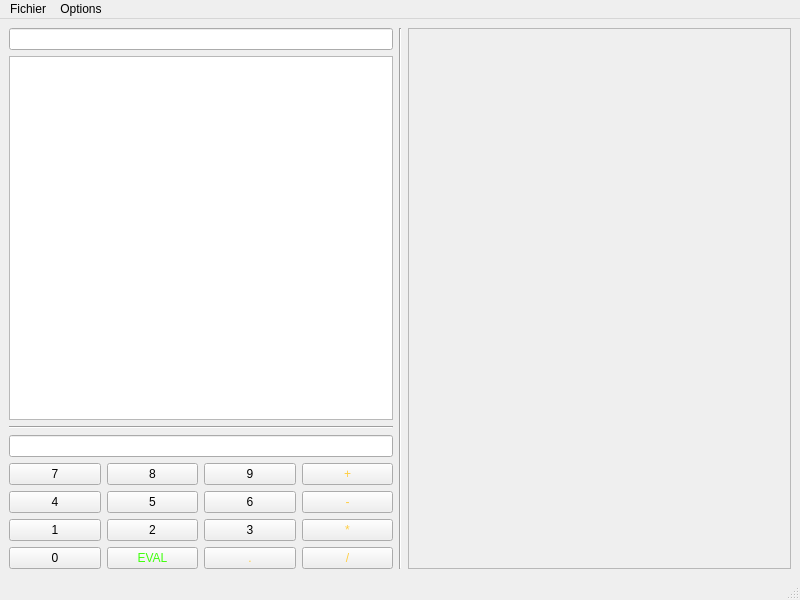
Qt form src/interface/MainWindow.ui (StephaneBranly/LO21-RPN-Calculator) before a commit.
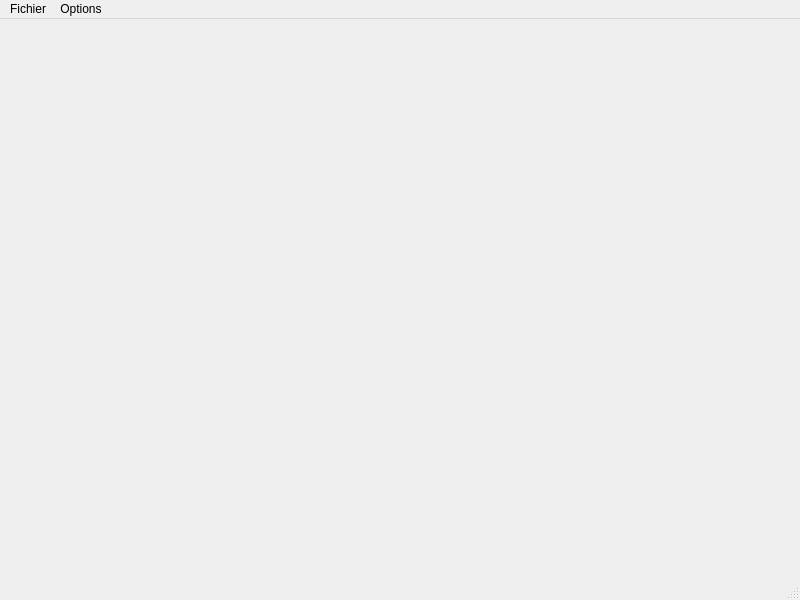
The same form after that commit.

Commit message: add: concept widgets

What changed in the file:
```diff
--- a/src/interface/MainWindow.ui
+++ b/src/interface/MainWindow.ui
@@ -18,241 +18,10 @@
     <item>
      <layout class="QHBoxLayout" name="horizontalLayout">
       <item>
-       <layout class="QVBoxLayout" name="verticalLayout_3">
-        <item>
-         <layout class="QGridLayout" name="gridLayout">
-          <item row="1" column="0">
-           <layout class="QVBoxLayout" name="verticalLayout_4">
-            <item>
-             <layout class="QVBoxLayout" name="verticalLayout_9">
-              <item>
-               <widget class="QLineEdit" name="lineEdit">
-                <property name="enabled">
-                 <bool>true</bool>
-                </property>
-                <property name="cursor">
-                 <cursorShape>ArrowCursor</cursorShape>
-                </property>
-                <property name="readOnly">
-                 <bool>true</bool>
-                </property>
-               </widget>
-              </item>
-              <item>
-               <widget class="QTableView" name="tableView"/>
-              </item>
-             </layout>
-            </item>
-            <item>
-             <widget class="Line" name="line">
-              <property name="orientation">
-               <enum>Qt::Horizontal</enum>
-              </property>
-             </widget>
-            </item>
-            <item>
-             <layout class="QGridLayout" name="gridLayout_2">
-              <item row="0" column="0">
-               <widget class="QLineEdit" name="lineEdit_2">
-                <property name="inputMask">
-                 <string notr="true"/>
-                </property>
-                <property name="text">
-                 <string notr="true"/>
-                </property>
-                <property name="clearButtonEnabled">
-                 <bool>true</bool>
-                </property>
-               </widget>
-              </item>
-             </layout>
-            </item>
-            <item>
-             <layout class="QHBoxLayout" name="horizontalLayout_2">
-              <item>
-               <layout class="QVBoxLayout" name="verticalLayout_8">
-                <item>
-                 <widget class="QPushButton" name="pushButton_14">
-                  <property name="text">
-                   <string>7</string>
-                  </property>
-                 </widget>
-                </item>
-                <item>
-                 <widget class="QPushButton" name="pushButton_15">
-                  <property name="text">
-                   <string>4</string>
-                  </property>
-                 </widget>
-                </item>
-                <item>
-                 <widget class="QPushButton" name="pushButton_16">
-                  <property name="text">
-                   <string>1</string>
-                  </property>
-                 </widget>
-                </item>
-                <item>
-                 <widget class="QPushButton" name="pushButton_13">
-                  <property name="text">
-                   <string>0</string>
-                  </property>
-                 </widget>
-                </item>
-               </layout>
-              </item>
-              <item>
-               <layout class="QVBoxLayout" name="verticalLayout_7">
-                <item>
-                 <widget class="QPushButton" name="pushButton_10">
-                  <property name="text">
-                   <string>8</string>
-                  </property>
-                 </widget>
-                </item>
-                <item>
-                 <widget class="QPushButton" name="pushButton_11">
-                  <property name="text">
-                   <string>5</string>
-                  </property>
-                 </widget>
-                </item>
-                <item>
-                 <widget class="QPushButton" name="pushButton_12">
-                  <property name="text">
-                   <string>2</string>
-                  </property>
-                 </widget>
-                </item>
-                <item>
-                 <widget class="QPushButton" name="pushButton_7">
-                  <property name="styleSheet">
-                   <string notr="true">color: rgb(64, 255, 13);</string>
-                  </property>
-                  <property name="text">
-                   <string>EVAL</string>
-                  </property>
-                 </widget>
-                </item>
-               </layout>
-              </item>
-              <item>
-               <layout class="QVBoxLayout" name="verticalLayout_6">
-                <item>
-                 <widget class="QPushButton" name="pushButton_9">
-                  <property name="text">
-                   <string>9</string>
-                  </property>
-                 </widget>
-                </item>
-                <item>
-                 <widget class="QPushButton" name="pushButton_8">
-                  <property name="text">
-                   <string>6</string>
-                  </property>
-                 </widget>
-                </item>
-                <item>
-                 <widget class="QPushButton" name="pushButton_6">
-                  <property name="text">
-                   <string>3</string>
-                  </property>
-                 </widget>
-                </item>
-                <item>
-                 <widget class="QPushButton" name="pushButton">
-                  <property name="styleSheet">
-                   <string notr="true">color: rgb(255, 206, 67);</string>
-                  </property>
-                  <property name="text">
-                   <string>.</string>
-                  </property>
-                 </widget>
-                </item>
-               </layout>
-              </item>
-              <item>
-               <layout class="QVBoxLayout" name="verticalLayout_5">
-                <item>
-                 <widget class="QPushButton" name="pushButton_5">
-                  <property name="autoFillBackground">
-                   <bool>false</bool>
-                  </property>
-                  <property name="styleSheet">
-                   <string notr="true">color: rgb(255, 206, 67);</string>
-                  </property>
-                  <property name="text">
-                   <string>+</string>
-                  </property>
-                 </widget>
-                </item>
-                <item>
-                 <widget class="QPushButton" name="pushButton_4">
-                  <property name="styleSheet">
-                   <string notr="true">color: rgb(255, 206, 67);</string>
-                  </property>
-                  <property name="text">
-                   <string>-</string>
-                  </property>
-                 </widget>
-                </item>
-                <item>
-                 <widget class="QPushButton" name="pushButton_3">
-                  <property name="styleSheet">
-                   <string notr="true">color: rgb(255, 206, 67);</string>
-                  </property>
-                  <property name="text">
-                   <string>*</string>
-                  </property>
-                 </widget>
-                </item>
-                <item>
-                 <widget class="QPushButton" name="pushButton_2">
-                  <property name="styleSheet">
-                   <string notr="true">color: rgb(255, 206, 67);</string>
-                  </property>
-                  <property name="text">
-                   <string>/</string>
-                  </property>
-                 </widget>
-                </item>
-               </layout>
-              </item>
-             </layout>
-            </item>
-           </layout>
-          </item>
-         </layout>
-        </item>
-       </layout>
+       <layout class="QVBoxLayout" name="LeftColumn"/>
       </item>
       <item>
-       <widget class="Line" name="line_2">
-        <property name="orientation">
-         <enum>Qt::Vertical</enum>
-        </property>
-       </widget>
-      </item>
-      <item>
-       <layout class="QVBoxLayout" name="verticalLayout">
-        <item>
-         <widget class="QScrollArea" name="scrollArea">
-          <property name="widgetResizable">
-           <bool>true</bool>
-          </property>
-          <widget class="QWidget" name="scrollAreaWidgetContents">
-           <property name="geometry">
-            <rect>
-             <x>0</x>
-             <y>0</y>
-             <width>370</width>
-             <height>521</height>
-            </rect>
-           </property>
-          </widget>
-         </widget>
-        </item>
-       </layout>
+       <layout class="QVBoxLayout" name="RightColumn"/>
       </item>
      </layout>
     </item>
```
The commit also changes 5 other files.
